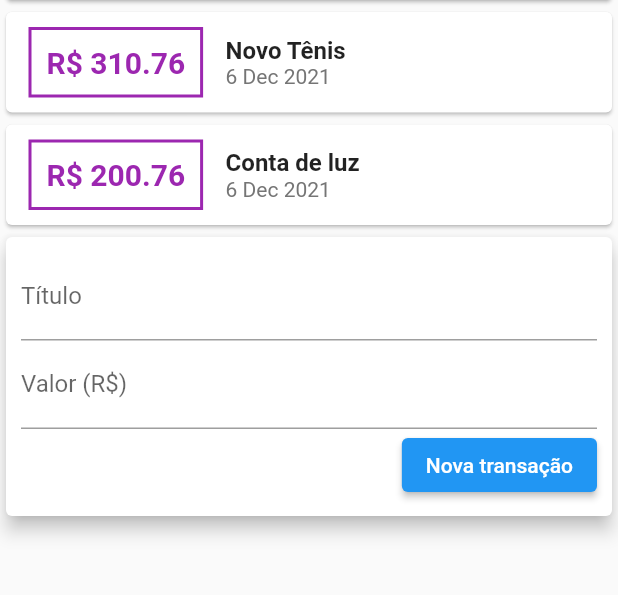
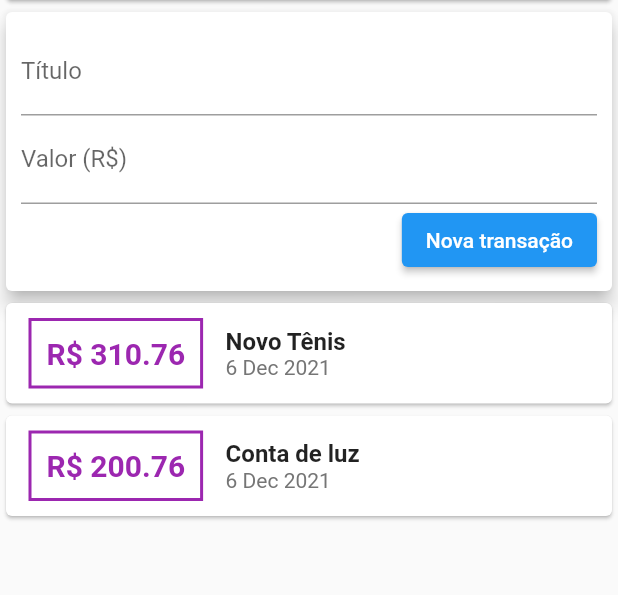
Before and after one commit to mechztcc/flutter-expenses, a Flutter app: the screen it shows after launch, on a phone screen of 412 x 824 dp, the part 114-709 px from its top. Run offline on Flutter 3.47's test engine with Material 2 defaults, Android fonts, the phone set to English and light mode, and no system bars.

Commit message:
SingleChildScrollView add

```diff
--- a/lib/components/transaction_user.dart
+++ b/lib/components/transaction_user.dart
@@ -36,8 +36,8 @@ class _TransactionUserState extends State<TransactionUser> {
   Widget build(BuildContext context) {
     return Column(
       children: [
+        TransactionForm(onSubmit: _addTransaction),
         TransactionList(transactions: _transactions),
-        TransactionForm(onSubmit: _addTransaction)
       ],
     );
   }
--- a/lib/main.dart
+++ b/lib/main.dart
@@ -26,7 +26,8 @@ class MyHomePage extends StatelessWidget {
   Widget build(BuildContext context) {
     return Scaffold(
         appBar: AppBar(title: const Text('Despesas Pessoais')),
-        body: Column(
+        body: SingleChildScrollView(
+          child: Column(
             crossAxisAlignment: CrossAxisAlignment.stretch,
             children: [
               Container(
@@ -36,6 +37,7 @@ class MyHomePage extends StatelessWidget {
               ),
               TransactionUser()
             ],
+          ),
         ));
   }
 }
```
Lines whose indentation alone changed are shown as unchanged.
